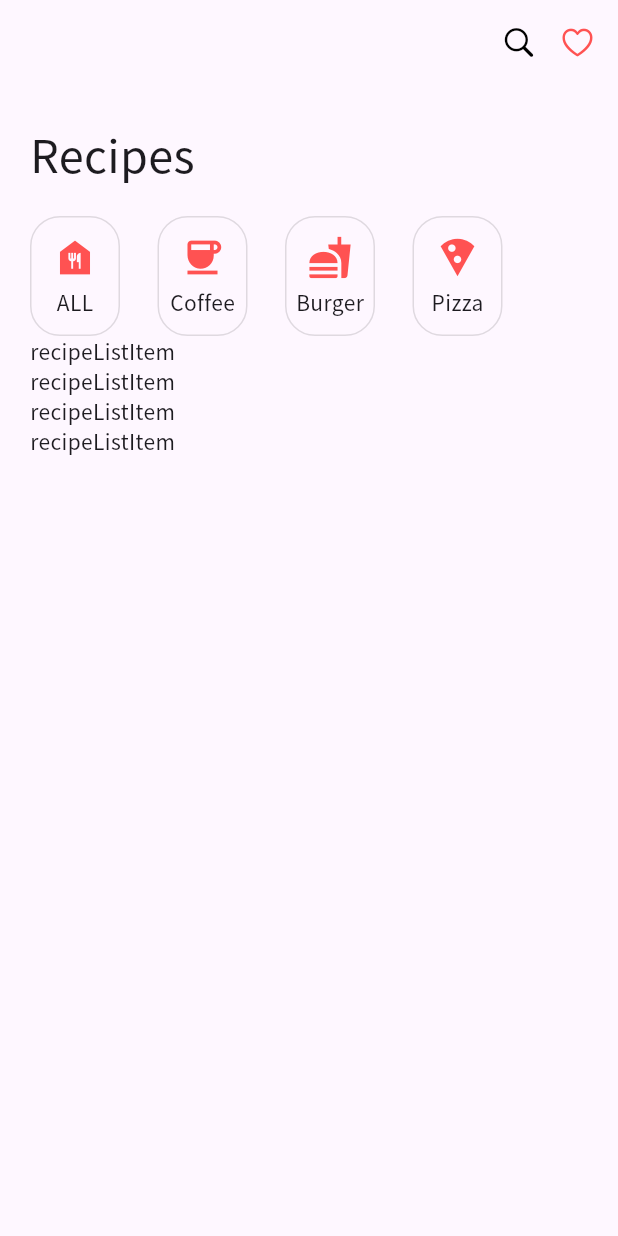
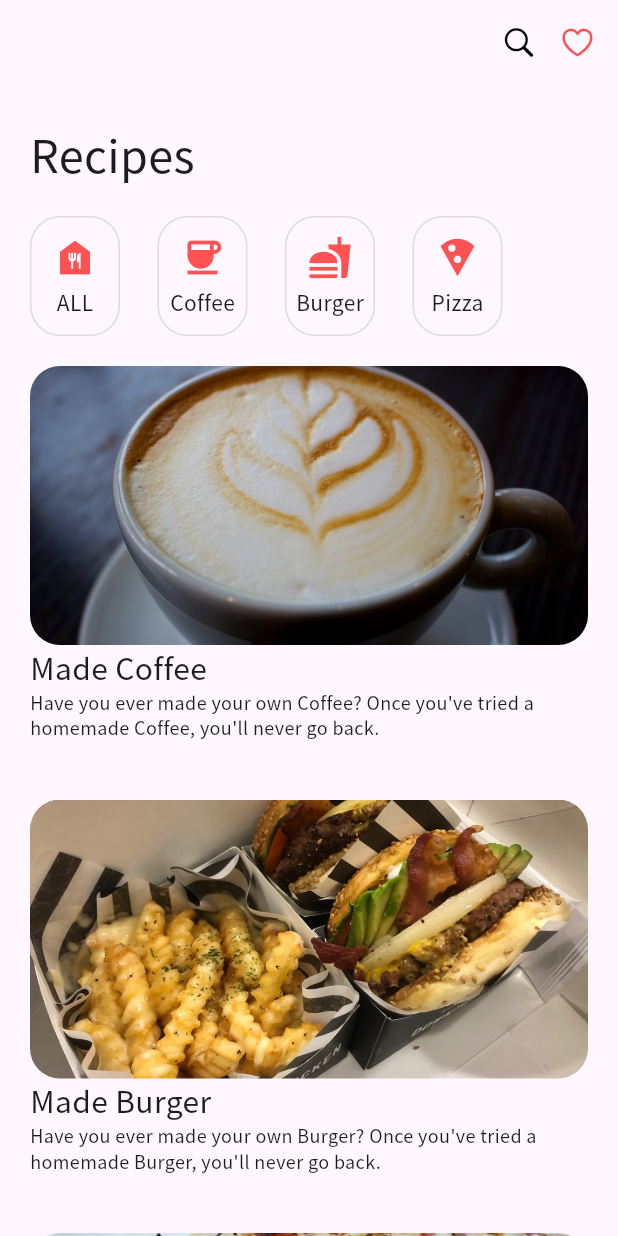
Before and after one commit to ds-k/flutter_recipe_app, a Flutter app: the screen it shows after launch, on a phone screen of 412 x 824 dp. Run offline on Flutter 3.47's test engine with Material 3 defaults, Android fonts, the phone set to English and light mode, and no system bars.

Commit message:
add: recipeListPage 완성

```diff
--- a/lib/recipe/recipe_list_item.dart
+++ b/lib/recipe/recipe_list_item.dart
@@ -1,10 +1,39 @@
 import 'package:flutter/material.dart';
 
 class RecipeListItem extends StatelessWidget {
-  const RecipeListItem({super.key});
+  const RecipeListItem(this.assetName, this.title, {super.key});
+
+  final String assetName;
+  final String title;
 
   @override
   Widget build(BuildContext context) {
-    return Text("recipeListItem");
+    return Padding(
+      padding: const EdgeInsets.symmetric(vertical: 20.0),
+      child: Container(
+        child: Column(
+          crossAxisAlignment: CrossAxisAlignment.start,
+          children: [
+            AspectRatio(
+                aspectRatio: 2 / 1,
+                child: ClipRRect(
+                  borderRadius: BorderRadius.circular(20),
+                  child: Image.asset(
+                    "assets/images/$assetName.jpg",
+                    fit: BoxFit.cover,
+                  ),
+                )),
+            Text(
+              'Made $title',
+              style: TextStyle(fontSize: 20),
+            ),
+            Text(
+              "Have you ever made your own $title? Once you've tried a homemade $title, you'll never go back.",
+              style: TextStyle(fontSize: 12),
+            ),
+          ],
+        ),
+      ),
+    );
   }
 }
--- a/lib/recipe_page.dart
+++ b/lib/recipe_page.dart
@@ -30,15 +30,14 @@ class RecipePage extends StatelessWidget {
       ),
       body: Padding(
         padding: const EdgeInsets.symmetric(horizontal: 20.0),
-        child: Column(
-          crossAxisAlignment: CrossAxisAlignment.start,
+        child: ListView(
+          // crossAxisAlignment: CrossAxisAlignment.start,
           children: [
             RecipeTitle(),
             RecipeMenu(),
-            RecipeListItem(),
-            RecipeListItem(),
-            RecipeListItem(),
-            RecipeListItem(),
+            RecipeListItem("coffee", "Coffee"),
+            RecipeListItem("burger", "Burger"),
+            RecipeListItem("pizza", "Pizza"),
           ],
         ),
       ),
```
